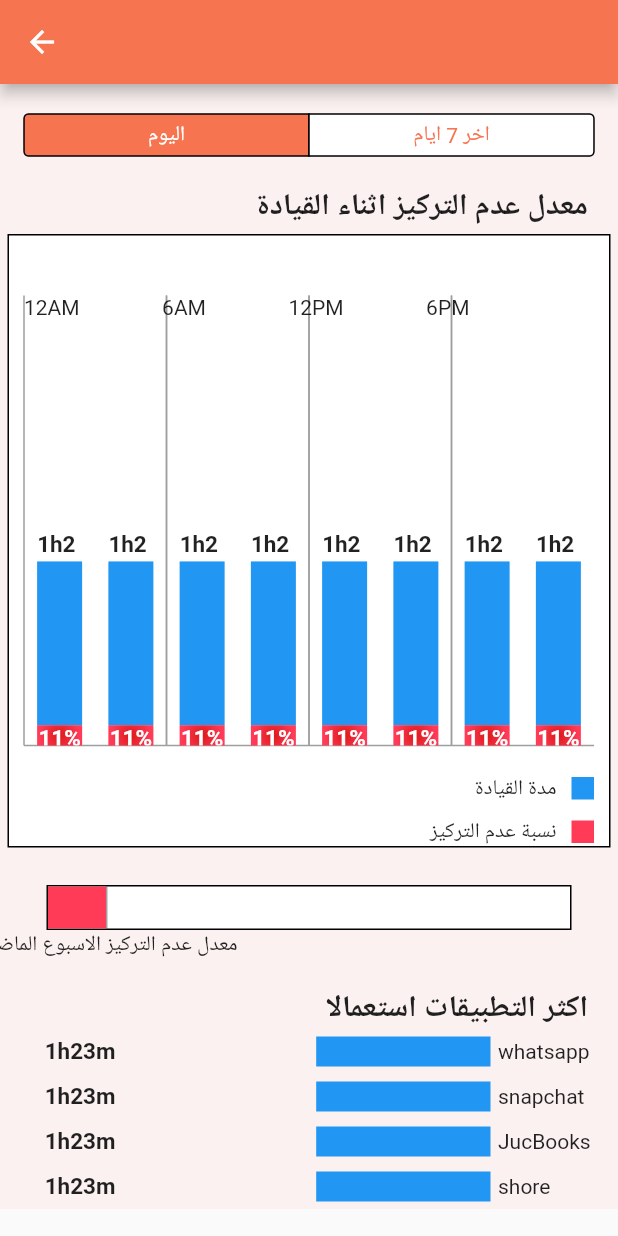
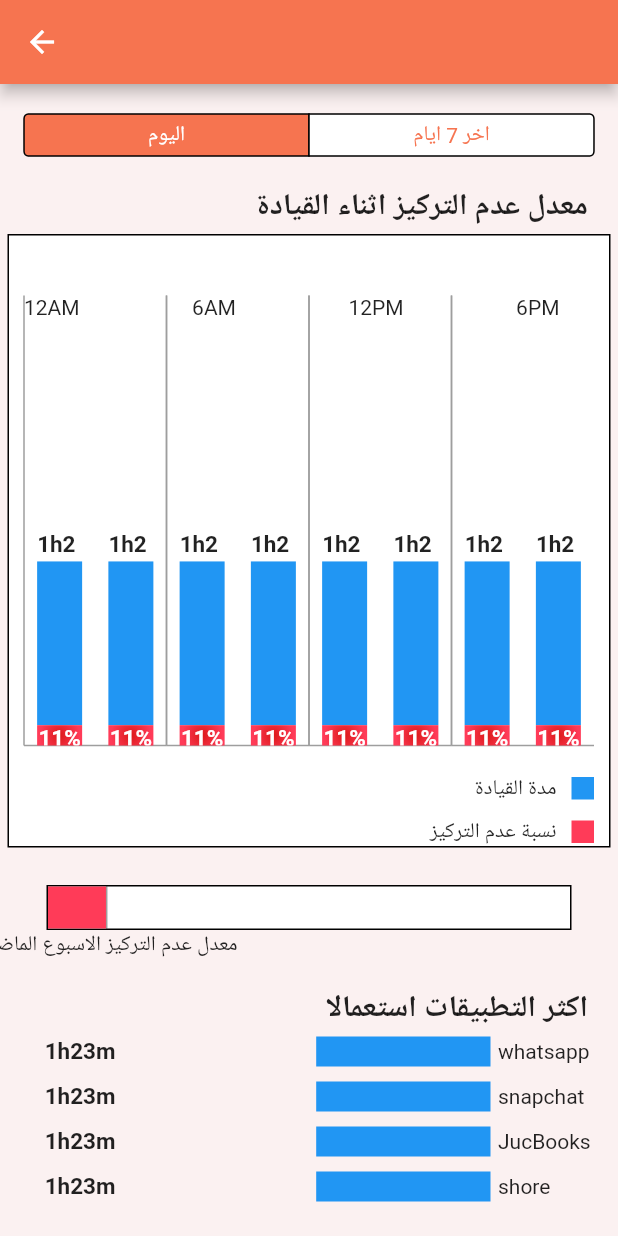
Before and after one commit to MrSalman333/HCI-Project, a Flutter app: the Data screen opened by its route, on a phone screen of 412 x 824 dp. Run offline on Flutter 3.47's test engine with Material 2 defaults, Android fonts, the phone set to English and light mode, and no system bars.

Commit message:
fix 2 bugs

```diff
--- a/app/lib/pages/Data.dart
+++ b/app/lib/pages/Data.dart
@@ -16,6 +16,7 @@ class _DataState extends State<Data> {
       appBar: AppBar(),
       body: Container(
         color: Color(0xFFFBF1F1),
+        height: MediaQuery.of(context).size.height,
         child: SingleChildScrollView(
           child: Column(
             mainAxisAlignment: MainAxisAlignment.start,
--- a/app/lib/widgets/DayChart.dart
+++ b/app/lib/widgets/DayChart.dart
@@ -60,11 +60,11 @@ class DayChart extends StatelessWidget {
                     Row(
                       children: <Widget>[
                         Text("12AM"),
-                        SizedBox(width: 55),
+                        SizedBox(width: 75),
                         Text("6AM"),
-                        SizedBox(width: 55),
+                        SizedBox(width: 75),
                         Text("12PM"),
-                        SizedBox(width: 55),
+                        SizedBox(width: 75),
                         Text("6PM"),
                       ],
                     ),
```
